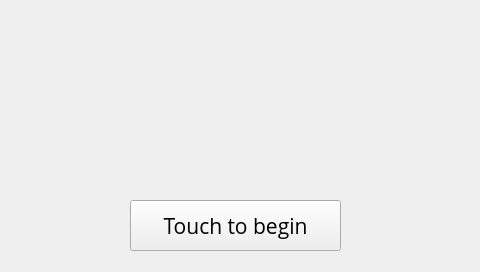
This is xbterminal/gui/ui.ui in alexykot/xbterminal-firmware as Qt 5 draws it before an edit. The edited form follows.
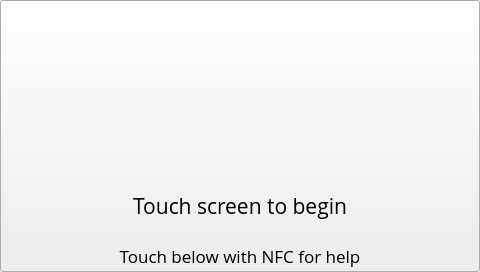
This is the edited form. The open tabs and pages were chosen to show the change.

Commit message: Update design of idle screen

Diff of the .ui file:
```diff
--- a/xbterminal/gui/ui.ui
+++ b/xbterminal/gui/ui.ui
@@ -169,10 +169,10 @@
     <widget class="QPushButton" name="idle_begin_btn">
      <property name="geometry">
       <rect>
-       <x>130</x>
-       <y>200</y>
-       <width>211</width>
-       <height>51</height>
+       <x>0</x>
+       <y>0</y>
+       <width>480</width>
+       <height>272</height>
       </rect>
      </property>
      <property name="font">
@@ -184,9 +184,6 @@
      <property name="autoFillBackground">
       <bool>false</bool>
      </property>
-     <property name="text">
-      <string>Touch to begin</string>
-     </property>
     </widget>
     <widget class="QLabel" name="idle_bc_logo_image">
      <property name="geometry">
@@ -204,6 +201,48 @@
       <bool>true</bool>
      </property>
     </widget>
+    <widget class="QLabel" name="idle_nfc_lbl">
+     <property name="geometry">
+      <rect>
+       <x>0</x>
+       <y>240</y>
+       <width>480</width>
+       <height>31</height>
+      </rect>
+     </property>
+     <property name="font">
+      <font>
+       <pointsize>13</pointsize>
+      </font>
+     </property>
+     <property name="text">
+      <string>Touch below with NFC for help</string>
+     </property>
+     <property name="alignment">
+      <set>Qt::AlignCenter</set>
+     </property>
+    </widget>
+    <widget class="QLabel" name="idle_begin_lbl">
+     <property name="geometry">
+      <rect>
+       <x>0</x>
+       <y>190</y>
+       <width>480</width>
+       <height>31</height>
+      </rect>
+     </property>
+     <property name="font">
+      <font>
+       <pointsize>16</pointsize>
+      </font>
+     </property>
+     <property name="text">
+      <string>Touch screen to begin</string>
+     </property>
+     <property name="alignment">
+      <set>Qt::AlignCenter</set>
+     </property>
+    </widget>
    </widget>
    <widget class="QWidget" name="standby_scrn">
     <widget class="QPushButton" name="standby_wake_btn">
```
The commit also changes 2 other files.
